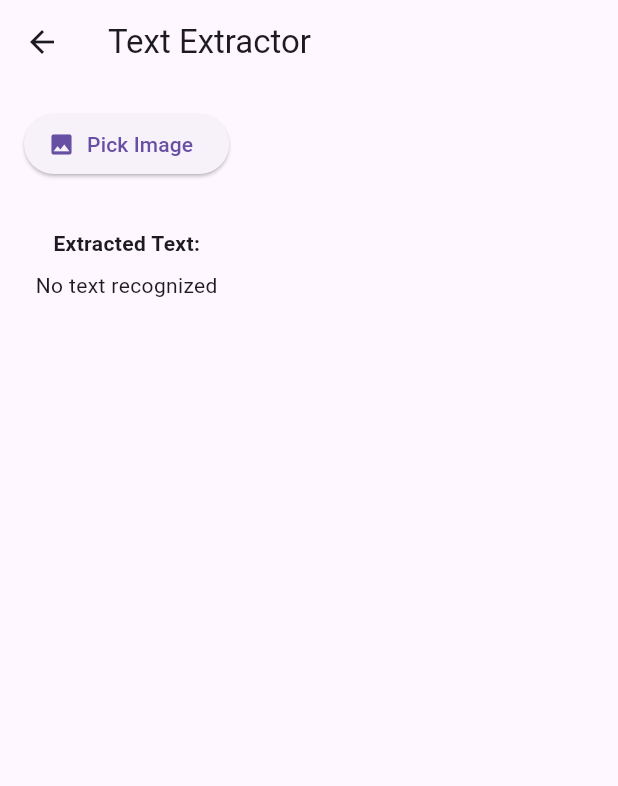
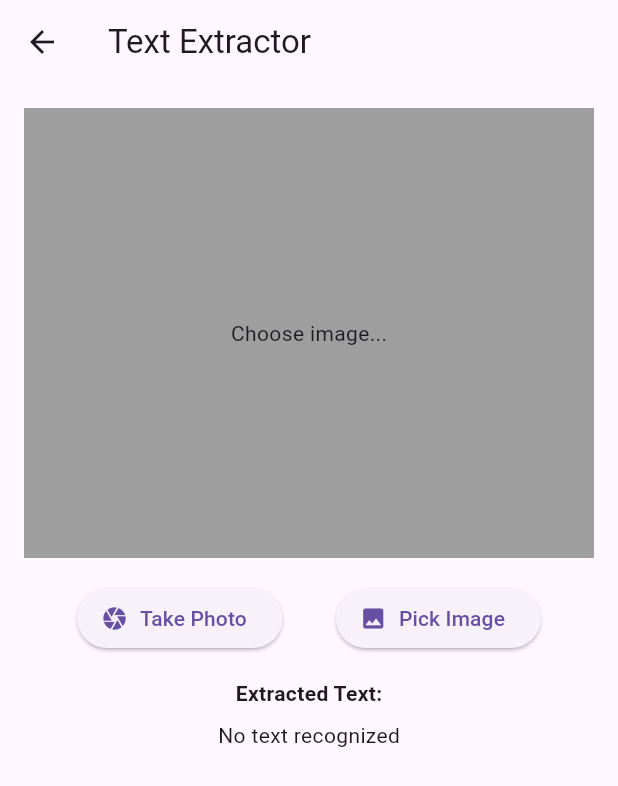
Before and after one commit to ClarenceLaria/instant_extract, a Flutter app: the OcrScreen screen opened directly, after a tap on "Pick Image", on a phone screen of 412 x 824 dp. Shown: the top 786 px of the screen. Run offline on Flutter 3.47's test engine with Material 3 defaults, Android fonts, the phone set to English and light mode, and no system bars; our stand-ins replace image_picker; missing offline and left inert: google_mlkit_text_recognition.

Commit message:
Ocr screen ui updates

```diff
--- a/lib/screens/ocr_screen.dart
+++ b/lib/screens/ocr_screen.dart
@@ -15,8 +15,8 @@ class _OcrScreenState extends State<OcrScreen> {
   File? _image;
   String _recognizedText = 'No text recognized';
 
-  Future<void> _pickImage() async {
-    final pickedFile = await ImagePicker().pickImage(source: ImageSource.gallery);
+  Future<void> _pickImage(ImageSource source) async {
+    final pickedFile = await ImagePicker().pickImage(source: source);
 
     if (pickedFile != null) {
       final inputImage = InputImage.fromFile(File(pickedFile.path));
@@ -40,13 +40,28 @@ class _OcrScreenState extends State<OcrScreen> {
         padding: const EdgeInsets.all(16.0),
         child: Column(
           children: [
-            ElevatedButton.icon(
-              icon: const Icon(Icons.image),
-              label: const Text("Pick Image"),
-              onPressed: _pickImage,
+            Container(
+              height: 300,
+              color: Colors.grey,
+              child: _image != null ? Image.file(_image!)
+              : Center(child: Text("Choose image..."),),
+              ),
+            const SizedBox(height: 16),
+            Row(
+              mainAxisAlignment: MainAxisAlignment.spaceEvenly,
+              children: [
+                ElevatedButton.icon(
+                  icon: const Icon(Icons.camera),
+                  label: const Text("Take Photo"),
+                  onPressed: () => _pickImage(ImageSource.camera),
+                ),
+                ElevatedButton.icon(
+                  icon: const Icon(Icons.image),
+                  label: const Text("Pick Image"),
+                  onPressed: () => _pickImage(ImageSource.gallery),
+                ),
+              ],
             ),
-            const SizedBox(height: 16),
-            if (_image != null) Image.file(_image!, height: 200),
             const SizedBox(height: 16),
             const Text("Extracted Text:", style: TextStyle(fontWeight: FontWeight.bold)),
             const SizedBox(height: 8),
```
Also changed, not shown: 1 other file.
